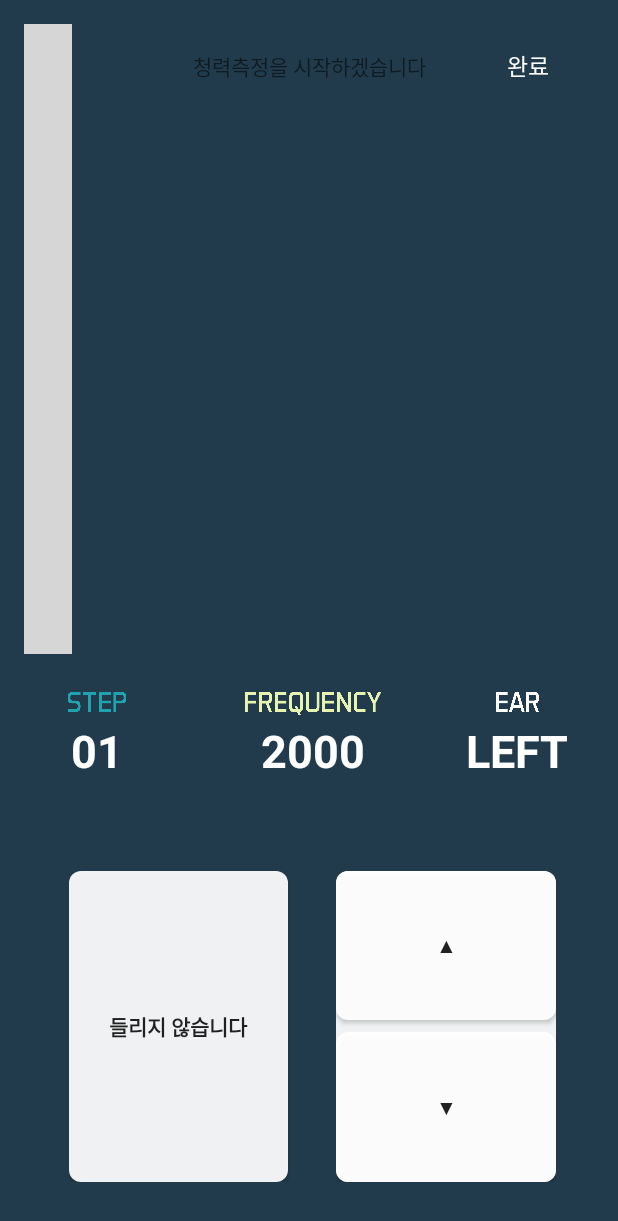
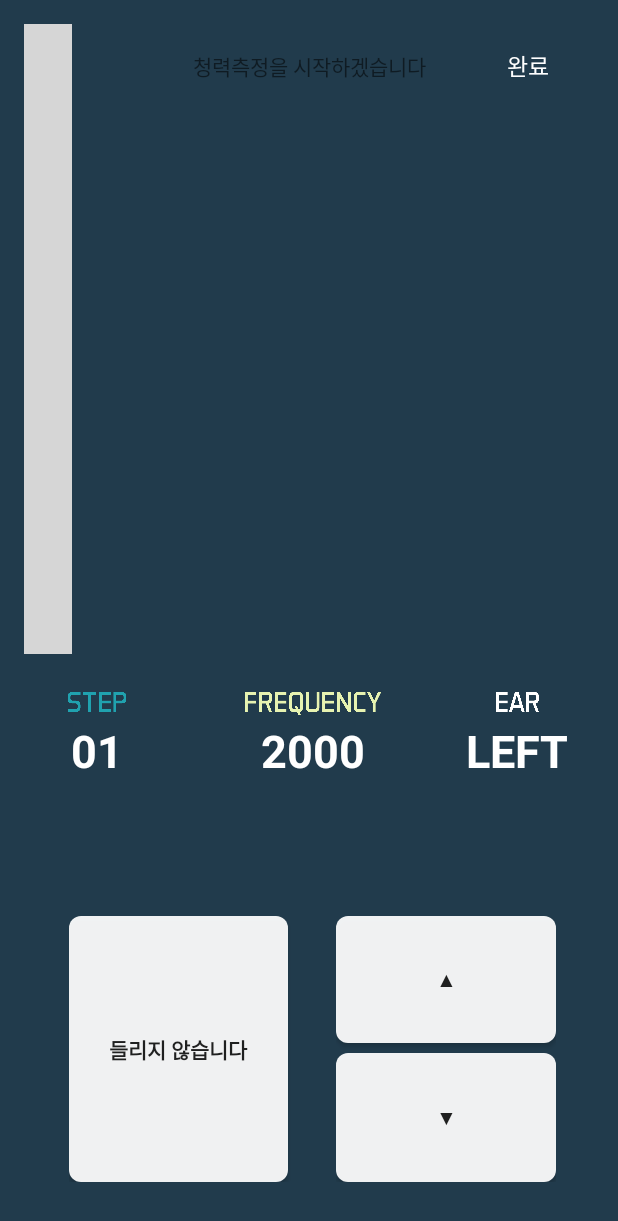
Before and after one commit to antaehyeon/GuardEar, an Android app: the layout activity_audio_metry.xml on its own in the app's theme, with its tools: preview values and no code run, on a phone screen of 412 x 824 dp. Shown: the top 1221 px of the screen. Run offline under Robolectric (Android 15) with nearby library versions, the phone set to English and light mode, and no system bars; plain views replace CardViewNative, LineChartView; grey boxes are pictures that could not be loaded.

```diff
--- a/app/src/main/java/com/imaginecup/ensharp/guardear/SplashActivity.java
+++ b/app/src/main/java/com/imaginecup/ensharp/guardear/SplashActivity.java
@@ -48,9 +48,9 @@ public class SplashActivity extends AppCompatActivity {
             public void handleMessage(Message msg) {
                 super.handleMessage(msg);
 
-//                Intent intent = new Intent(SplashActivity.this, AudioMetryActivity.class);
+                Intent intent = new Intent(SplashActivity.this, AudioMetryActivity.class);
 //                Intent intent = new Intent(SplashActivity.this, AudioMetryResultActivity.class);
-                Intent intent = new Intent(SplashActivity.this, MainLoginActivity.class);
+//                Intent intent = new Intent(SplashActivity.this, MainLoginActivity.class);
                 startActivity(intent);
                 finish();
             }
--- a/app/src/main/res/layout/activity_audio_metry.xml
+++ b/app/src/main/res/layout/activity_audio_metry.xml
@@ -175,7 +175,7 @@
         android:layout_width="match_parent"
         android:layout_height="match_parent"
         android:layout_below="@+id/LL_decibel"
-        android:layout_marginTop="25dp"
+        android:layout_marginTop="55dp"
         android:layout_marginLeft="30dp"
         android:layout_marginRight="25dp"
         android:layout_marginBottom="20dp"
@@ -196,10 +196,12 @@
             android:layout_height="match_parent"
             android:layout_weight="10"/>
 
+        <!--android:background="@drawable/roundedbutton"-->
+
         <LinearLayout
             android:layout_width="0dp"
             android:layout_height="match_parent"
-            android:background="@drawable/roundedbutton"
+            android:background="@color/navy"
             android:layout_weight="45"
             android:weightSum="100"
             android:orientation="vertical">
--- a/build.gradle
+++ b/build.gradle
@@ -5,7 +5,7 @@ buildscript {
         jcenter()
     }
     dependencies {
-        classpath 'com.android.tools.build:gradle:2.2.3'
+        classpath 'com.android.tools.build:gradle:2.3.1'
         classpath 'com.google.gms:google-services:3.0.0'
         // NOTE: Do not place your application dependencies here; they belong
         // in the individual module build.gradle files
```
Also changed, not shown: app/src/main/java/com/imaginecup/ensharp/guardear/AudioMetryActivity.java (+37 -120 lines), gradle/wrapper/gradle-wrapper.properties, 1 other file.
